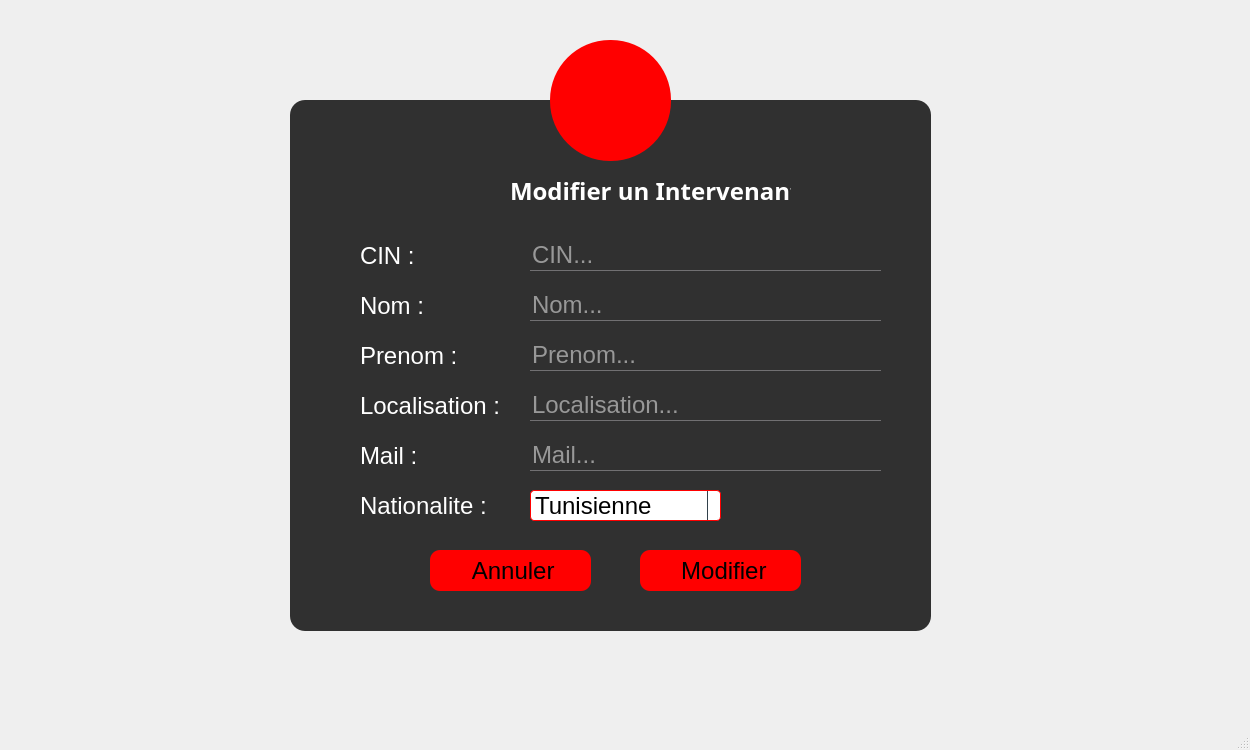
Qt form affairesjuridiques.ui (nefissaKhiari/Smart_Plolice_Station) before a commit.
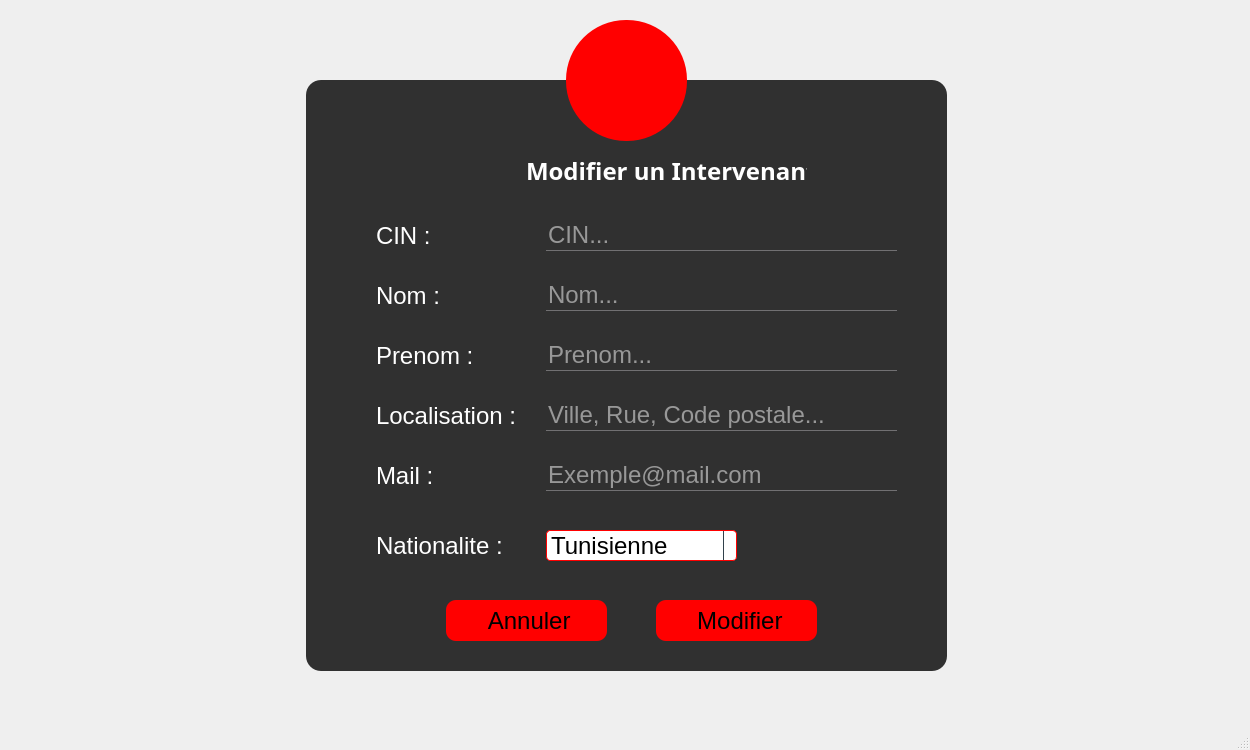
The same form after that commit. The open tabs and pages were chosen to show the change. Icons and pictures are not drawn.

What changed in the file:
```diff
--- a/affairesjuridiques.ui
+++ b/affairesjuridiques.ui
@@ -1415,8 +1415,8 @@
      <widget class="QToolButton" name="toolButton_5">
       <property name="geometry">
        <rect>
-        <x>550</x>
-        <y>40</y>
+        <x>566</x>
+        <y>20</y>
         <width>121</width>
         <height>121</height>
        </rect>
@@ -1441,10 +1441,10 @@
      <widget class="QFrame" name="frame_5">
       <property name="geometry">
        <rect>
-        <x>290</x>
-        <y>100</y>
+        <x>306</x>
+        <y>80</y>
         <width>641</width>
-        <height>531</height>
+        <height>591</height>
        </rect>
       </property>
       <property name="styleSheet">
@@ -1484,7 +1484,7 @@
        <property name="geometry">
         <rect>
          <x>70</x>
-         <y>190</y>
+         <y>200</y>
          <width>121</width>
          <height>31</height>
         </rect>
@@ -1500,7 +1500,7 @@
        <property name="geometry">
         <rect>
          <x>70</x>
-         <y>240</y>
+         <y>260</y>
          <width>121</width>
          <height>31</height>
         </rect>
@@ -1516,7 +1516,7 @@
        <property name="geometry">
         <rect>
          <x>70</x>
-         <y>390</y>
+         <y>450</y>
          <width>131</width>
          <height>31</height>
         </rect>
@@ -1532,7 +1532,7 @@
        <property name="geometry">
         <rect>
          <x>70</x>
-         <y>290</y>
+         <y>320</y>
          <width>141</width>
          <height>31</height>
         </rect>
@@ -1548,7 +1548,7 @@
        <property name="geometry">
         <rect>
          <x>70</x>
-         <y>340</y>
+         <y>380</y>
          <width>141</width>
          <height>31</height>
         </rect>
@@ -1564,7 +1564,7 @@
        <property name="geometry">
         <rect>
          <x>240</x>
-         <y>190</y>
+         <y>200</y>
          <width>351</width>
          <height>31</height>
         </rect>
@@ -1577,7 +1577,7 @@
        <property name="geometry">
         <rect>
          <x>240</x>
-         <y>240</y>
+         <y>260</y>
          <width>351</width>
          <height>31</height>
         </rect>
@@ -1590,33 +1590,33 @@
        <property name="geometry">
         <rect>
          <x>240</x>
-         <y>290</y>
+         <y>320</y>
          <width>351</width>
          <height>31</height>
         </rect>
        </property>
        <property name="placeholderText">
-        <string>Localisation...</string>
+        <string>Ville, Rue, Code postale...</string>
        </property>
       </widget>
       <widget class="QLineEdit" name="LE_MMailIntervenant">
        <property name="geometry">
         <rect>
          <x>240</x>
-         <y>340</y>
+         <y>380</y>
          <width>351</width>
          <height>31</height>
         </rect>
        </property>
        <property name="placeholderText">
-        <string>Mail...</string>
+        <string>Exemple@mail.com</string>
        </property>
       </widget>
       <widget class="QPushButton" name="B_MConfirmerIntervenant">
        <property name="geometry">
         <rect>
          <x>350</x>
-         <y>450</y>
+         <y>520</y>
          <width>161</width>
          <height>41</height>
         </rect>
@@ -1642,7 +1642,7 @@
        <property name="geometry">
         <rect>
          <x>140</x>
-         <y>450</y>
+         <y>520</y>
          <width>161</width>
          <height>41</height>
         </rect>
@@ -1726,7 +1726,7 @@
        <property name="geometry">
         <rect>
          <x>240</x>
-         <y>390</y>
+         <y>450</y>
          <width>191</width>
          <height>31</height>
         </rect>
@@ -1817,6 +1817,91 @@
         </property>
        </item>
       </widget>
+      <widget class="QLabel" name="L_MMailIntAlert">
+       <property name="geometry">
+        <rect>
+         <x>240</x>
+         <y>410</y>
+         <width>351</width>
+         <height>21</height>
+        </rect>
+       </property>
+       <property name="styleSheet">
+        <string notr="true">background: transparent;
+font-size: 12px;</string>
+       </property>
+       <property name="text">
+        <string/>
+       </property>
+      </widget>
+      <widget class="QLabel" name="L_MCinIntAlert">
+       <property name="geometry">
+        <rect>
+         <x>240</x>
+         <y>170</y>
+         <width>351</width>
+         <height>21</height>
+        </rect>
+       </property>
+       <property name="styleSheet">
+        <string notr="true">background: transparent;
+font-size: 12px;</string>
+       </property>
+       <property name="text">
+        <string/>
+       </property>
+      </widget>
+      <widget class="QLabel" name="L_MLocalIntAlert">
+       <property name="geometry">
+        <rect>
+         <x>240</x>
+         <y>350</y>
+         <width>351</width>
+         <height>21</height>
+        </rect>
+       </property>
+       <property name="styleSheet">
+        <string notr="true">background: transparent;
+font-size: 12px;</string>
+       </property>
+       <property name="text">
+        <string/>
+       </property>
+      </widget>
+      <widget class="QLabel" name="L_MPrenomIntAlert">
+       <property name="geometry">
+        <rect>
+         <x>240</x>
+         <y>290</y>
+         <width>351</width>
+         <height>21</height>
+        </rect>
+       </property>
+       <property name="styleSheet">
+        <string notr="true">background: transparent;
+font-size: 12px;</string>
+       </property>
+       <property name="text">
+        <string/>
+       </property>
+      </widget>
+      <widget class="QLabel" name="L_MNomIntAlert">
+       <property name="geometry">
+        <rect>
+         <x>240</x>
+         <y>230</y>
+         <width>351</width>
+         <height>21</height>
+        </rect>
+       </property>
+       <property name="styleSheet">
+        <string notr="true">background: transparent;
+font-size: 12px;</string>
+       </property>
+       <property name="text">
+        <string/>
+       </property>
+      </widget>
      </widget>
      <zorder>frame_5</zorder>
      <zorder>toolButton_5</zorder>
```
Left out of the diff: 75 changed lines with no effect on the pictures.
